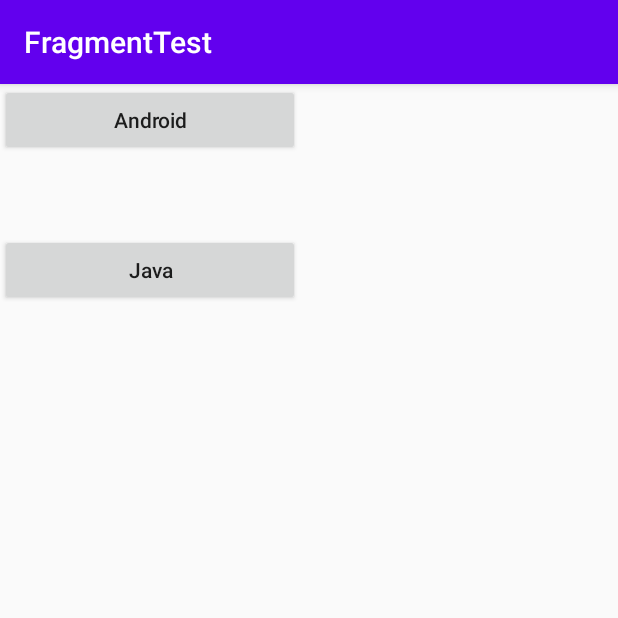
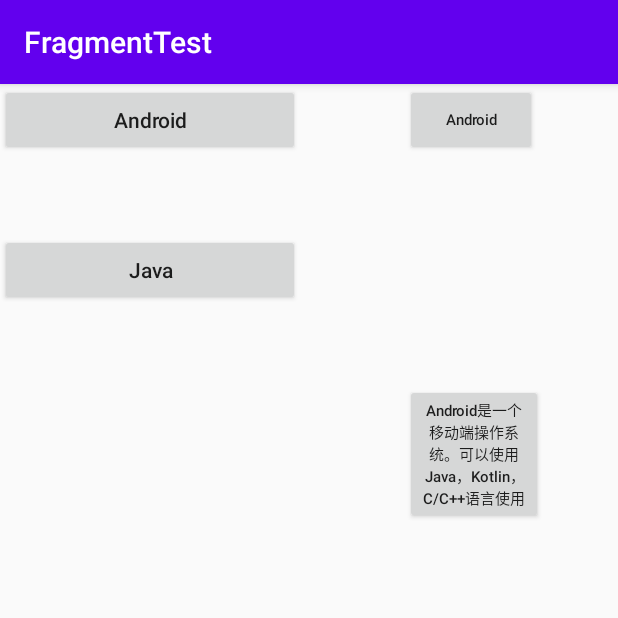
Before and after one commit to iiiuuu/FragmentTest, an Android app: the screen it shows after launch (MainActivity), on a phone screen of 412 x 824 dp, the top half of it. Run offline under Robolectric (Android 15) with nearby library versions, the phone set to English and light mode, and no system bars.

Commit message:
fragment homework

```diff
--- a/app/src/main/java/com/example/fragmenttest/MainActivity.java
+++ b/app/src/main/java/com/example/fragmenttest/MainActivity.java
@@ -1,14 +1,39 @@
 package com.example.fragmenttest;
 
+import android.os.Bundle;
+import android.view.View;
+
 import androidx.appcompat.app.AppCompatActivity;
-
-import android.os.Bundle;
+import androidx.fragment.app.Fragment;
+import androidx.fragment.app.FragmentManager;
+import androidx.fragment.app.FragmentTransaction;
 
 public class MainActivity extends AppCompatActivity {
+    private Fragment afragment;
+    private Fragment bfragment;
+    private FragmentManager fragmentManager;
 
     @Override
     protected void onCreate(Bundle savedInstanceState) {
         super.onCreate(savedInstanceState);
         setContentView(R.layout.activity_main);
+        afragment = new AFragment();
+        bfragment = new BFragment();
+        fragmentManager = getSupportFragmentManager();
+        FragmentTransaction fragmentTransaction = fragmentManager.beginTransaction();
+        fragmentTransaction.add(R.id.fragment_container, afragment);
+        fragmentTransaction.commit();
+    }
+
+    public void setAfragment(View view) {
+        FragmentTransaction fragmentTransaction = fragmentManager.beginTransaction();
+        fragmentTransaction.replace(R.id.fragment_container, afragment);
+        fragmentTransaction.commit();
+    }
+
+    public void setBfragment(View view) {
+        FragmentTransaction fragmentTransaction = fragmentManager.beginTransaction();
+        fragmentTransaction.replace(R.id.fragment_container, bfragment);
+        fragmentTransaction.commit();
     }
 }
--- a/app/src/main/res/layout/activity_main.xml
+++ b/app/src/main/res/layout/activity_main.xml
@@ -10,6 +10,7 @@
         android:id="@+id/android_btn"
         android:layout_width="200dp"
         android:layout_height="wrap_content"
+        android:onClick="setAfragment"
         android:text="Android"
         android:textAllCaps="false" />
 
@@ -18,6 +19,7 @@
         android:layout_width="200dp"
         android:layout_height="wrap_content"
         android:layout_marginTop="100dp"
+        android:onClick="setBfragment"
         android:text="Java"
         android:textAllCaps="false" />
 
--- a/app/src/main/res/layout/fragment_a.xml
+++ b/app/src/main/res/layout/fragment_a.xml
@@ -14,7 +14,7 @@
         android:layout_marginEnd="50dp"
         android:text="Android"
         android:textAllCaps="false"
-        android:textSize="50sp" />
+        android:textSize="10sp" />
 
     <Button
         android:id="@+id/text_btn_fr"
@@ -25,7 +25,7 @@
         android:layout_marginEnd="50dp"
         android:text="Android是一个移动端操作系统。可以使用Java，Kotlin，C/C++语言使用"
         android:textAllCaps="false"
-        android:textSize="50sp" />
+        android:textSize="10sp" />
 
 
 </FrameLayout>
--- a/app/src/main/res/layout/fragment_b.xml
+++ b/app/src/main/res/layout/fragment_b.xml
@@ -12,7 +12,6 @@
         android:layout_height="wrap_content"
         android:layout_marginStart="100dp"
         android:layout_marginTop="300dp"
-        android:layout_marginEnd="50dp"
         android:text="一个新的Fragemnt"
-        android:textSize="50sp" />
+        android:textSize="10sp" />
 </FrameLayout>
```
Also changed, not shown: 3 other files.
